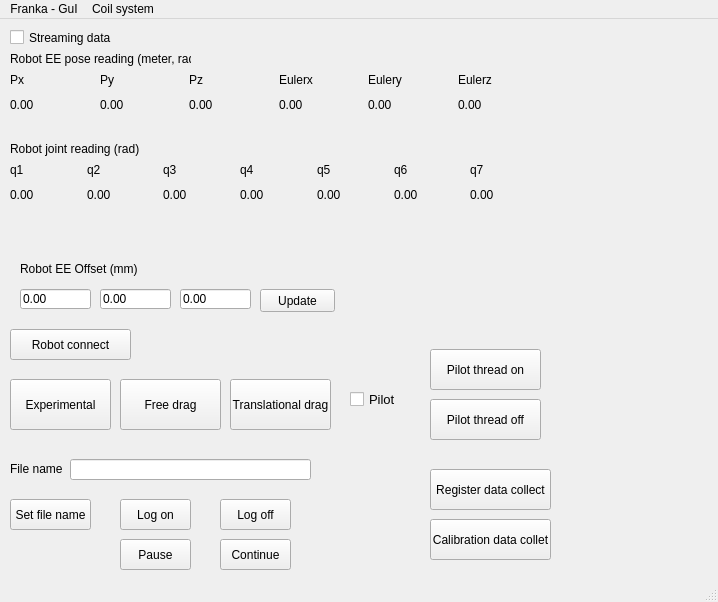
Above: mainwindow.ui from erikfredin/FrankaEmikaGUI before the change. Below: the same form after it.
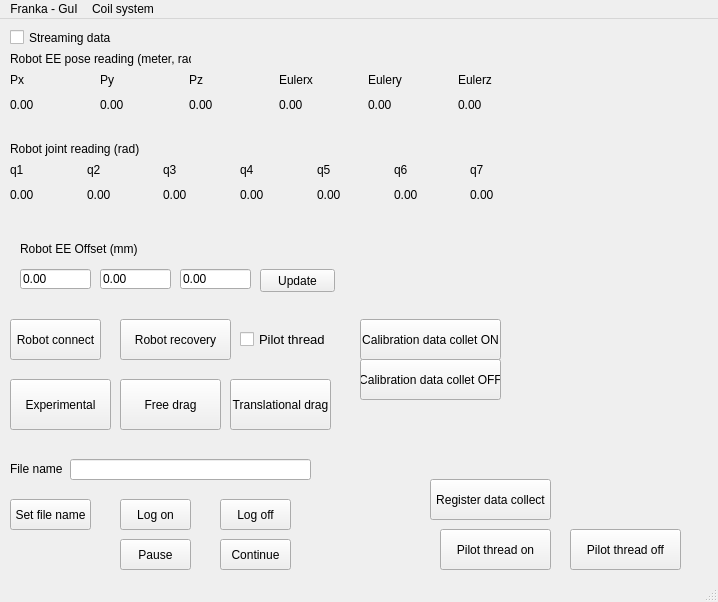
That is the form after the change.

Commit message: robot can be set to desired position

What changed in the file:
```diff
--- a/mainwindow.ui
+++ b/mainwindow.ui
@@ -152,7 +152,7 @@
     <property name="geometry">
      <rect>
       <x>20</x>
-      <y>270</y>
+      <y>250</y>
       <width>71</width>
       <height>20</height>
      </rect>
@@ -165,7 +165,7 @@
     <property name="geometry">
      <rect>
       <x>100</x>
-      <y>270</y>
+      <y>250</y>
       <width>71</width>
       <height>20</height>
      </rect>
@@ -178,7 +178,7 @@
     <property name="geometry">
      <rect>
       <x>180</x>
-      <y>270</y>
+      <y>250</y>
       <width>71</width>
       <height>20</height>
      </rect>
@@ -191,7 +191,7 @@
     <property name="geometry">
      <rect>
       <x>20</x>
-      <y>240</y>
+      <y>220</y>
       <width>121</width>
       <height>20</height>
      </rect>
@@ -204,7 +204,7 @@
     <property name="geometry">
      <rect>
       <x>260</x>
-      <y>270</y>
+      <y>250</y>
       <width>75</width>
       <height>23</height>
      </rect>
@@ -466,9 +466,9 @@
     <property name="geometry">
      <rect>
       <x>10</x>
-      <y>310</y>
-      <width>121</width>
-      <height>31</height>
+      <y>300</y>
+      <width>91</width>
+      <height>41</height>
      </rect>
     </property>
     <property name="text">
@@ -478,8 +478,8 @@
    <widget class="QCheckBox" name="checkBox_pilot">
     <property name="geometry">
      <rect>
-      <x>350</x>
-      <y>360</y>
+      <x>240</x>
+      <y>300</y>
       <width>101</width>
       <height>41</height>
      </rect>
@@ -490,7 +490,7 @@
      </font>
     </property>
     <property name="text">
-     <string>Pilot</string>
+     <string>Pilot thread</string>
     </property>
     <property name="checked">
      <bool>false</bool>
@@ -515,8 +515,8 @@
    <widget class="QPushButton" name="pushButton_pilotthreadon">
     <property name="geometry">
      <rect>
-      <x>430</x>
-      <y>330</y>
+      <x>440</x>
+      <y>510</y>
       <width>111</width>
       <height>41</height>
      </rect>
@@ -528,8 +528,8 @@
    <widget class="QPushButton" name="pushButton_pilotthreadoff">
     <property name="geometry">
      <rect>
-      <x>430</x>
-      <y>380</y>
+      <x>570</x>
+      <y>510</y>
       <width>111</width>
       <height>41</height>
      </rect>
@@ -542,7 +542,7 @@
     <property name="geometry">
      <rect>
       <x>430</x>
-      <y>450</y>
+      <y>460</y>
       <width>121</width>
       <height>41</height>
      </rect>
@@ -554,14 +554,40 @@
    <widget class="QPushButton" name="pushButton_calibrationcollect">
     <property name="geometry">
      <rect>
-      <x>430</x>
-      <y>500</y>
-      <width>121</width>
+      <x>360</x>
+      <y>300</y>
+      <width>141</width>
       <height>41</height>
      </rect>
     </property>
     <property name="text">
-     <string>Calibration data collet</string>
+     <string>Calibration data collet ON</string>
+    </property>
+   </widget>
+   <widget class="QPushButton" name="pushButton_robotrecovery">
+    <property name="geometry">
+     <rect>
+      <x>120</x>
+      <y>300</y>
+      <width>111</width>
+      <height>41</height>
+     </rect>
+    </property>
+    <property name="text">
+     <string>Robot recovery</string>
+    </property>
+   </widget>
+   <widget class="QPushButton" name="pushButton_calibrationcollect_off">
+    <property name="geometry">
+     <rect>
+      <x>360</x>
+      <y>340</y>
+      <width>141</width>
+      <height>41</height>
+     </rect>
+    </property>
+    <property name="text">
+     <string>Calibration data collet OFF</string>
     </property>
    </widget>
   </widget>
```
The commit also changes 4 other files.
